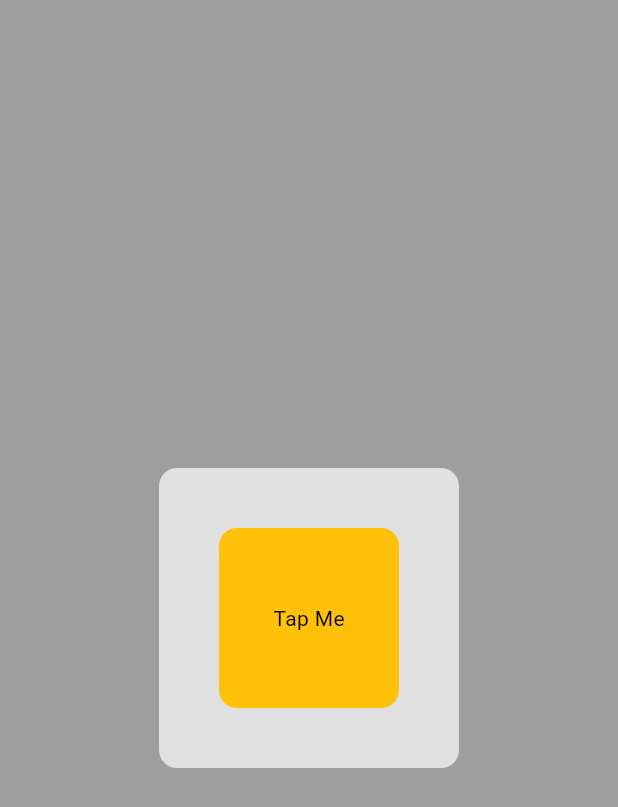
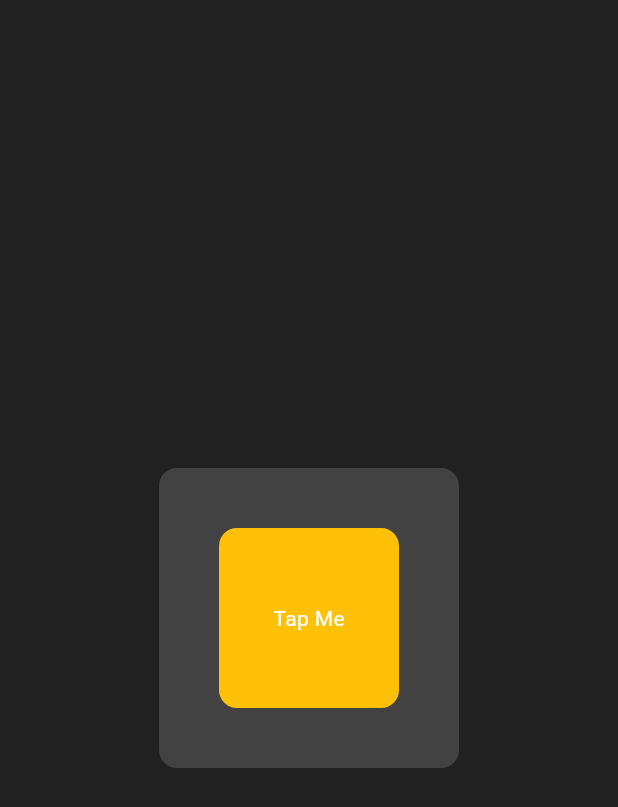
Before and after one commit to Naijabunner/flutter-repo, a Flutter app: the screen it shows after launch, after a tap on "Tap Me", on a phone screen of 412 x 824 dp. Shown: the top 807 px of the screen. Run offline on Flutter 3.47's test engine with Material 3 defaults, Android fonts, the phone set to English and light mode, and no system bars; our stand-ins replace google_nav_bar.

Commit message:
chore: complete themes guide with provider

```diff
--- a/themes/lib/main.dart
+++ b/themes/lib/main.dart
@@ -1,9 +1,15 @@
 import 'package:flutter/material.dart';
 import 'package:themes/pages/home_page.dart';
-import 'package:themes/theme/theme.dart';
+import 'package:provider/provider.dart';
+import 'package:themes/theme/theme.provider.dart';
 
 void main() {
-  runApp(const MyApp());
+  runApp(
+    ChangeNotifierProvider(
+      create: (context) => ThemeProvider(),
+      child: const MyApp(),
+    ),
+  );
 }
 
 class MyApp extends StatelessWidget {
@@ -15,8 +21,7 @@ class MyApp extends StatelessWidget {
     return MaterialApp(
       debugShowCheckedModeBanner: false,
       home: const HomePage(),
-      theme: lightTheme,
-      darkTheme: darkTheme,
+      theme: Provider.of<ThemeProvider>(context).themeData,
     );
   }
 }
--- a/themes/lib/pages/home_page.dart
+++ b/themes/lib/pages/home_page.dart
@@ -1,6 +1,8 @@
 import 'package:flutter/material.dart';
+import 'package:provider/provider.dart';
 import 'package:themes/components/box.dart';
 import 'package:themes/components/button.dart';
+import 'package:themes/theme/theme.provider.dart';
 
 class HomePage extends StatelessWidget {
   const HomePage({super.key});
@@ -13,7 +15,9 @@ class HomePage extends StatelessWidget {
         child: MyBox(
           color: Theme.of(context).colorScheme.primary,
           child: GestureDetector(
-            onTap: () {},
+            onTap: () {
+              Provider.of<ThemeProvider>(context, listen: false).toggleTheme();
+            },
             child: MyButton(
               color: Theme.of(context).colorScheme.secondary,
               text: "Tap Me",
--- /dev/null
+++ b/themes/lib/theme/theme.provider.dart
@@ -0,0 +1,20 @@
+
+
+import 'package:flutter/material.dart';
+import 'package:themes/theme/theme.dart';
+
+class ThemeProvider extends ChangeNotifier {
+  ThemeData _themeData = lightTheme;
+
+  ThemeData get themeData => _themeData;
+
+  set themeData(ThemeData themeData) {
+    _themeData = themeData;
+    notifyListeners();
+  }
+
+  void toggleTheme() {
+    _themeData = _themeData == lightTheme ? darkTheme : lightTheme;
+    notifyListeners();
+  }
+}
--- a/themes/pubspec.yaml
+++ b/themes/pubspec.yaml
@@ -34,6 +34,7 @@ dependencies:
   # The following adds the Cupertino Icons font to your application.
   # Use with the CupertinoIcons class for iOS style icons.
   cupertino_icons: ^1.0.8
+  provider: ^6.1.5+1
 
 dev_dependencies:
   flutter_test:
```
Also changed, not shown: themes/pubspec.lock.
